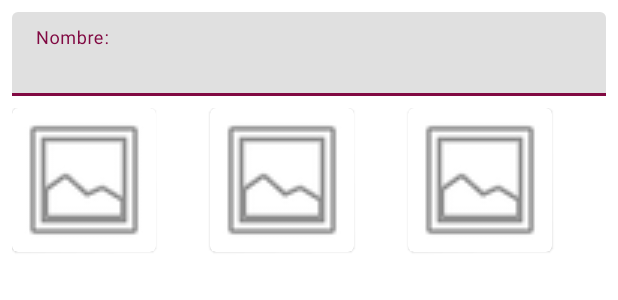
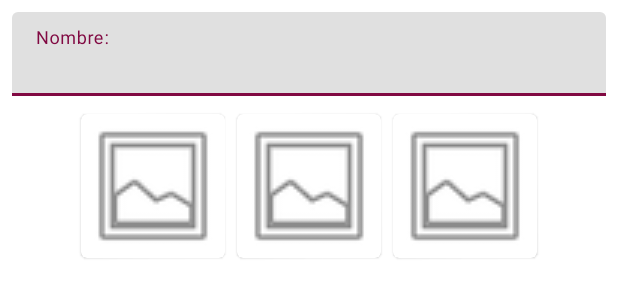
Before and after one commit to HectorSalo/MyFinances, an Android app: the layout dialog_crear_lista.xml on its own in the app's theme, with its tools: preview values and no code run, on a phone screen of 412 x 824 dp. Shown: the top 300 px of the screen. Run offline under Robolectric (Android 15) with nearby library versions, the phone set to English and light mode, and no system bars.

Commit message:
V3.6.5 Implementacion MVP Imagenes Crear Lista

```diff
--- a/app/src/main/AndroidManifest.xml
+++ b/app/src/main/AndroidManifest.xml
@@ -3,6 +3,7 @@
     package="com.skysam.hchirinos.myfinances">
 
     <uses-permission android:name="android.permission.USE_BIOMETRIC" />
+    <uses-permission android:name="android.permission.INTERNET"/>
 
     <application
         android:allowBackup="true"
--- a/app/src/main/java/com/skysam/hchirinos/myfinances/common/model/firebase/FirebaseFirestore.kt
+++ b/app/src/main/java/com/skysam/hchirinos/myfinances/common/model/firebase/FirebaseFirestore.kt
@@ -38,4 +38,8 @@ object FirebaseFirestore {
         return getInstance().collection(Constants.BD_DEUDAS).document(uid).collection("$year$SEPARATOR$month")
     }
 
+    fun getImages(): CollectionReference {
+        return getInstance().collection(Constants.BD_IMAGENES_LISTAS)
+    }
+
 }
--- a/app/src/main/java/com/skysam/hchirinos/myfinances/common/utils/Constants.java
+++ b/app/src/main/java/com/skysam/hchirinos/myfinances/common/utils/Constants.java
@@ -7,6 +7,7 @@ public class Constants {
     public static final String BD_PRESTAMOS = "prestamos";
     public static final String BD_GASTOS = "gastos";
     public static final String BD_DEUDAS = "deudas";
+    public static final String BD_IMAGENES_LISTAS = "imagenesListas";
 
     public static final String BD_CONCEPTO= "concepto";
     public static final String BD_MONTO = "monto";
@@ -27,6 +28,8 @@ public class Constants {
     public static final String BD_CANTIDAD_ITEMS = "cantidadItems";
     public static final String BD_FECHA_APROXIMADA = "fechaAproximada";
 
+    public static final String BD_IMAGEN = "imagen";
+
     public static final String PREFERENCE_TIPO_BLOQUEO = "tipoBloqueo";
     public static final String PREFERENCE_SIN_BLOQUEO = "sinBloqueo";
     public static final String PREFERENCE_BLOQUEO_PIN = "pin";
--- /dev/null
+++ b/app/src/main/java/com/skysam/hchirinos/myfinances/listaGastosModule/interactor/CrearEditarListaInteractor.kt
@@ -0,0 +1,5 @@
+package com.skysam.hchirinos.myfinances.listaGastosModule.interactor
+
+interface CrearEditarListaInteractor {
+    fun getImages()
+}
--- a/app/src/main/java/com/skysam/hchirinos/myfinances/ui/activityGeneral/CalculadoraActivity.java
+++ b/app/src/main/java/com/skysam/hchirinos/myfinances/ui/activityGeneral/CalculadoraActivity.java
@@ -93,7 +93,7 @@ public class CalculadoraActivity extends AppCompatActivity {
             montoTotal = montoIngresado * valorCotizacion;
         }
 
-        monto = String.format(Locale.getDefault(), "%,.2f",montoTotal);
+        monto = String.format(Locale.GERMANY, "%,.2f",montoTotal);
         etResultado.setText(monto);
     }
 
@@ -101,7 +101,7 @@ public class CalculadoraActivity extends AppCompatActivity {
     public void format (String cadena, TextInputEditText editText, TextWatcher textWatcher) {
         cadena = cadena.replace(",","").replace(".","");
         double cantidad = Double.parseDouble(cadena)/100;
-        cadena = String.format(Locale.getDefault(), "%,.2f",cantidad);
+        cadena = String.format(Locale.GERMANY, "%,.2f",cantidad);
 
         editText.removeTextChangedListener(textWatcher);
         editText.setText(cadena);
--- a/app/src/main/res/layout/cardview_imagenes_listas.xml
+++ b/app/src/main/res/layout/cardview_imagenes_listas.xml
@@ -3,7 +3,8 @@
     xmlns:app="http://schemas.android.com/apk/res-auto"
     android:layout_width="wrap_content"
     android:layout_height="wrap_content"
-    android:id="@+id/cardview">
+    android:id="@+id/cardview"
+    android:layout_margin="4dp">
 
 
     <RelativeLayout
--- a/app/src/main/res/layout/dialog_crear_lista.xml
+++ b/app/src/main/res/layout/dialog_crear_lista.xml
@@ -27,18 +27,16 @@
 
     <androidx.recyclerview.widget.RecyclerView
         android:id="@+id/rv_imagenes_listas"
-        android:layout_width="0dp"
-        android:layout_height="0dp"
-        android:layout_marginStart="8dp"
+        android:layout_width="wrap_content"
+        android:layout_height="wrap_content"
+        android:layout_marginStart="4dp"
         android:layout_marginTop="8dp"
-        android:layout_marginEnd="8dp"
-        android:layout_marginBottom="8dp"
-        app:layout_constraintBottom_toBottomOf="parent"
+        android:layout_marginEnd="4dp"
+        app:layoutManager="androidx.recyclerview.widget.GridLayoutManager"
         app:layout_constraintEnd_toEndOf="parent"
         app:layout_constraintStart_toStartOf="parent"
         app:layout_constraintTop_toBottomOf="@+id/input_nombre"
-        tools:listitem="@layout/cardview_imagenes_listas"
-        app:layoutManager="androidx.recyclerview.widget.GridLayoutManager"
-        app:spanCount="3"/>
+        app:spanCount="3"
+        tools:listitem="@layout/cardview_imagenes_listas" />
 
 </androidx.constraintlayout.widget.ConstraintLayout>
--- a/app/src/main/res/values/strings.xml
+++ b/app/src/main/res/values/strings.xml
@@ -72,6 +72,7 @@
     <string name="text_calculadora_cero">0,00</string>
 
     <string name="btn_nueva_lista">Nueva Lista</string>
+    <string name="text_editar_lista">Editar Lista</string>
     <string name="btn_nuevo_item">Nuevo Ítem</string>
     <string name="sin_listas">No hay listas creadas.</string>
     <string name="sin_items">No hay ítems guardados en: </string>
```
Also changed, not shown: app/src/main/java/com/skysam/hchirinos/myfinances/homeModule/interactor/HomeInteractorClass.kt (+7 -2 lines), app/src/main/java/com/skysam/hchirinos/myfinances/listaGastosModule/interactor/CrearEditarListaInteractorClass.kt (added, +26 -0 lines), app/src/main/java/com/skysam/hchirinos/myfinances/listaGastosModule/presenter/CrearEditarListaPresenter.kt (added, +9 -0 lines), app/src/main/java/com/skysam/hchirinos/myfinances/listaGastosModule/presenter/CrearEditarListaPresenterClass.kt (added, +17 -0 lines), app/src/main/java/com/skysam/hchirinos/myfinances/listaGastosModule/ui/CrearEditarListaDialog.kt (+19 -5 lines), app/src/main/java/com/skysam/hchirinos/myfinances/listaGastosModule/ui/CrearEditarListaView.kt (added, +7 -0 lines), app/src/main/java/com/skysam/hchirinos/myfinances/listaGastosModule/ui/ImagenesListasAdapter.kt (+5 -13 lines).
